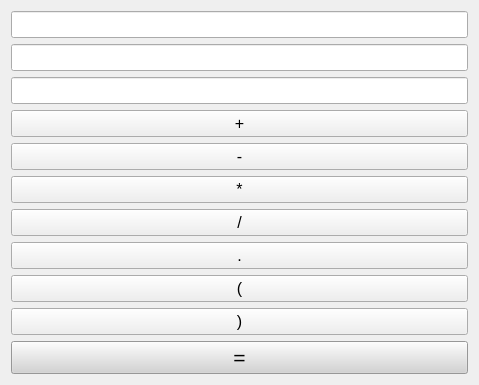
yuripilshikov/CalculatorProject, file calculator_mk2.ui: the form before one commit.
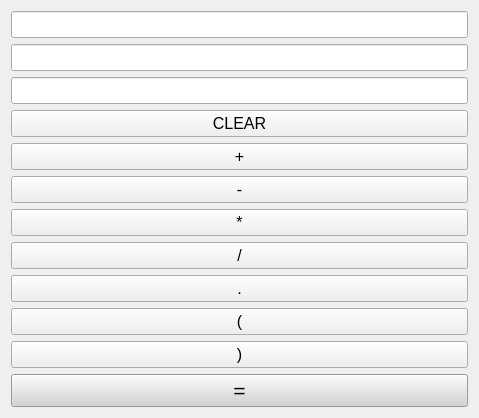
The form after the commit.

Commit message: Math module moved into separate class, added clear button (mk2)

The edit to the form file:
```diff
--- a/calculator_mk2.ui
+++ b/calculator_mk2.ui
@@ -7,7 +7,7 @@
     <x>0</x>
     <y>0</y>
     <width>479</width>
-    <height>377</height>
+    <height>385</height>
    </rect>
   </property>
   <property name="windowTitle">
@@ -54,6 +54,24 @@
     <layout class="QHBoxLayout" name="horizontalLayout">
      <item>
       <layout class="QVBoxLayout" name="buttonsPanel">
+       <item>
+        <widget class="QPushButton" name="btnClear">
+         <property name="sizePolicy">
+          <sizepolicy hsizetype="Minimum" vsizetype="Expanding">
+           <horstretch>0</horstretch>
+           <verstretch>0</verstretch>
+          </sizepolicy>
+         </property>
+         <property name="font">
+          <font>
+           <pointsize>12</pointsize>
+          </font>
+         </property>
+         <property name="text">
+          <string>CLEAR</string>
+         </property>
+        </widget>
+       </item>
        <item>
         <widget class="QPushButton" name="btnPlus">
          <property name="sizePolicy">
```
The commit also changes 6 other files.
